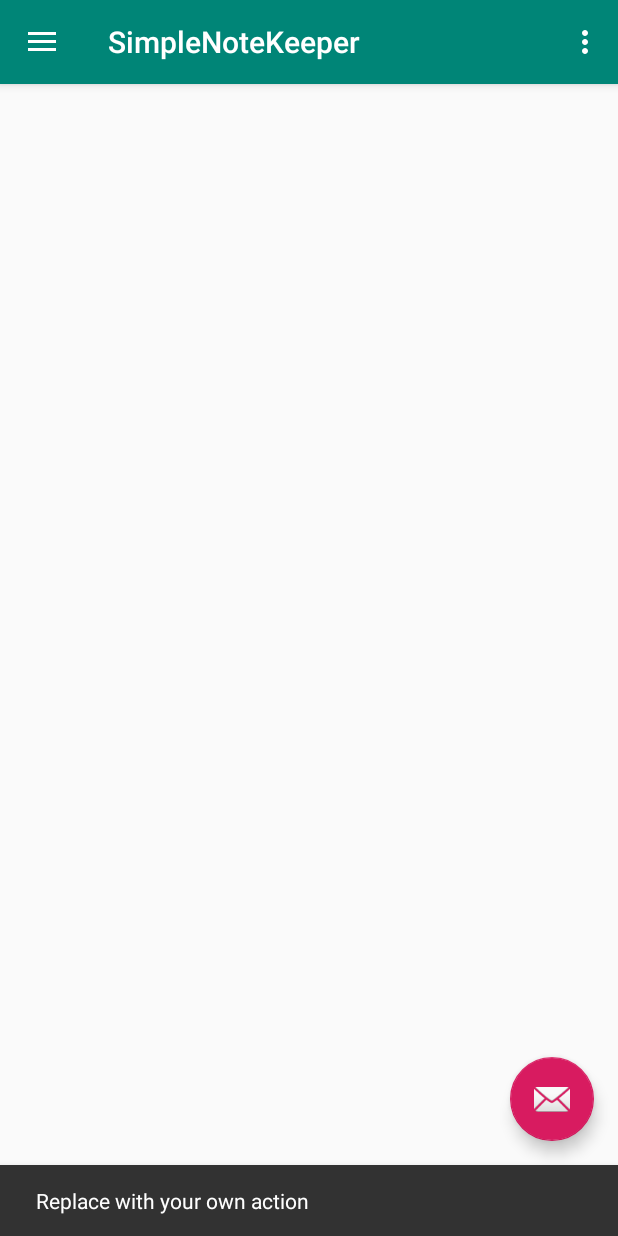
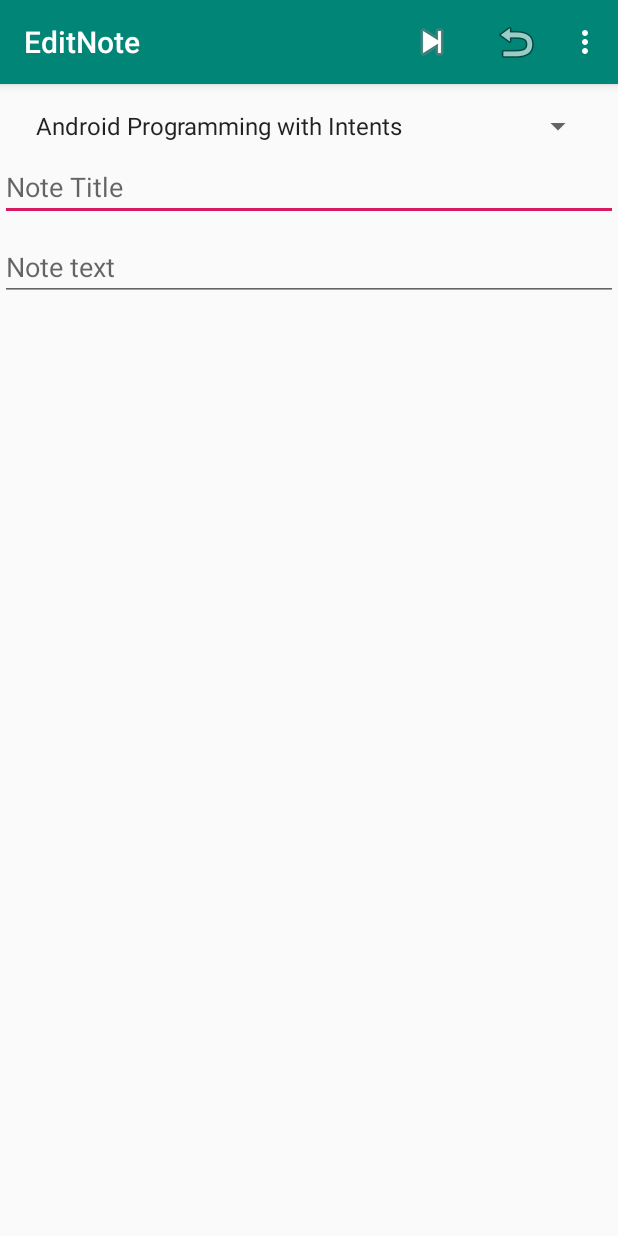
Before and after one commit to OlalKeith/Note-Keeper, an Android app: the screen it shows after launch (MainActivity before the commit, NoteActivity after it), after a tap on an icon or button, on a phone screen of 412 x 824 dp. Run offline under Robolectric (Android 15) with nearby library versions, the phone set to English and light mode, and no system bars.

```diff
--- a/app/src/main/AndroidManifest.xml
+++ b/app/src/main/AndroidManifest.xml
@@ -17,12 +17,8 @@
             android:name=".NoteListActivity"
             android:label="@string/app_name"
             android:theme="@style/AppTheme.NoActionBar">
-            <intent-filter>
-                <action android:name="android.intent.action.MAIN" />
+        </activity>
 
-                <category android:name="android.intent.category.LAUNCHER" />
-            </intent-filter>
-        </activity>
         <activity
             android:name=".MainActivity"
             android:label="@string/title_activity_main"
--- a/app/src/main/java/io/owuor91/simplenotekeeper/MainActivity.java
+++ b/app/src/main/java/io/owuor91/simplenotekeeper/MainActivity.java
@@ -1,8 +1,11 @@
 package io.owuor91.simplenotekeeper;
 
+import android.content.Intent;
 import android.os.Bundle;
 import android.support.design.widget.FloatingActionButton;
 import android.support.design.widget.Snackbar;
+import android.support.v7.widget.LinearLayoutManager;
+import android.support.v7.widget.RecyclerView;
 import android.view.View;
 import android.support.design.widget.NavigationView;
 import android.support.v4.view.GravityCompat;
@@ -13,8 +16,11 @@ import android.support.v7.widget.Toolbar;
 import android.view.Menu;
 import android.view.MenuItem;
 
+import java.util.List;
+
 public class MainActivity extends AppCompatActivity
         implements NavigationView.OnNavigationItemSelectedListener {
+    private NoteRecyclerAdapter mNoteRecyclerAdapter;
 
     @Override
     protected void onCreate(Bundle savedInstanceState) {
@@ -27,8 +33,8 @@ public class MainActivity extends AppCompatActivity
         fab.setOnClickListener(new View.OnClickListener() {
             @Override
             public void onClick(View view) {
-                Snackbar.make(view, "Replace with your own action", Snackbar.LENGTH_LONG)
-                        .setAction("Action", null).show();
+                startActivity(new Intent(MainActivity.this, NoteActivity.class));
+
             }
         });
 
@@ -40,8 +46,27 @@ public class MainActivity extends AppCompatActivity
 
         NavigationView navigationView = (NavigationView) findViewById(R.id.nav_view);
         navigationView.setNavigationItemSelectedListener(this);
+
+        initializeDisplayContent();
     }
 
+    @Override
+    protected void onResume() {
+        super.onResume();
+//        mAdapterNotes.notifyDataSetChanged();
+        mNoteRecyclerAdapter.notifyDataSetChanged();
+    }
+
+    private void initializeDisplayContent() {
+
+        final RecyclerView recyclerNotes = (RecyclerView) findViewById(R.id.list_items);
+        final LinearLayoutManager notesLayoutManager = new LinearLayoutManager(this);
+        recyclerNotes.setLayoutManager(notesLayoutManager);
+
+        List<NoteInfo> notes = DataManager.getInstance().getNotes();
+        mNoteRecyclerAdapter = new NoteRecyclerAdapter(this, notes);
+        recyclerNotes.setAdapter(mNoteRecyclerAdapter);
+    }
     @Override
     public void onBackPressed() {
         DrawerLayout drawer = (DrawerLayout) findViewById(R.id.drawer_layout);
--- a/app/src/main/res/menu/activity_main_drawer.xml
+++ b/app/src/main/res/menu/activity_main_drawer.xml
@@ -5,21 +5,13 @@
 
     <group android:checkableBehavior="single">
         <item
-            android:id="@+id/nav_camera"
+            android:id="@+id/nav_notes"
             android:icon="@drawable/ic_menu_camera"
-            android:title="Import" />
+            android:title="Notes" />
         <item
-            android:id="@+id/nav_gallery"
+            android:id="@+id/nav_courses"
             android:icon="@drawable/ic_menu_gallery"
-            android:title="Gallery" />
-        <item
-            android:id="@+id/nav_slideshow"
-            android:icon="@drawable/ic_menu_slideshow"
-            android:title="Slideshow" />
-        <item
-            android:id="@+id/nav_manage"
-            android:icon="@drawable/ic_menu_manage"
-            android:title="Tools" />
+            android:title="Courses" />
     </group>
 
     <item android:title="Communicate">
```
